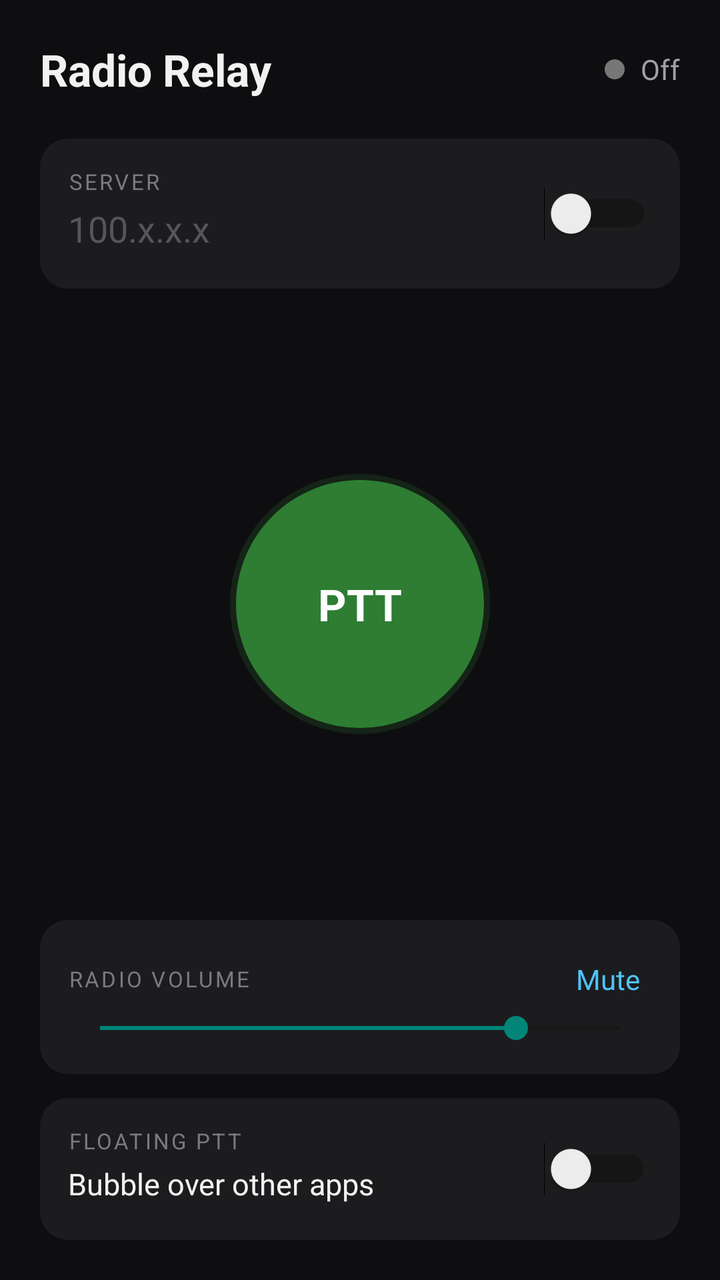
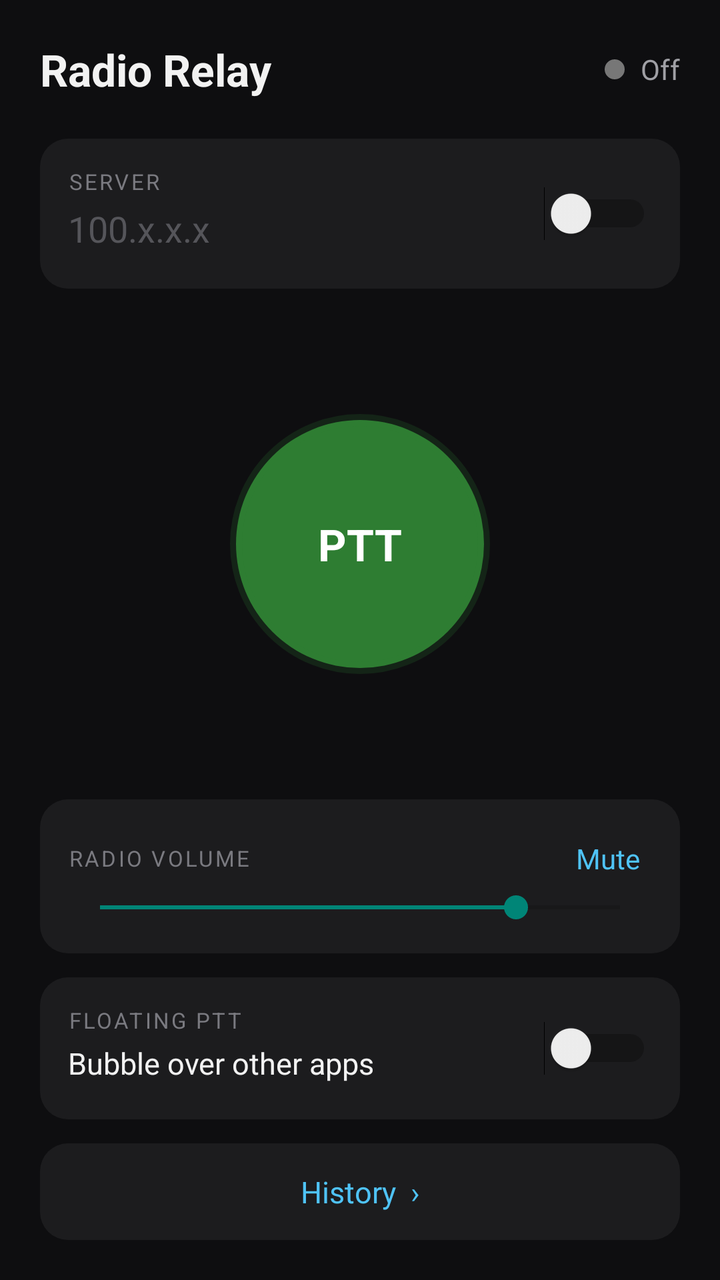

Compare the two renders of this Android layout. The source of the first and the diff that turns it into the second are given below.
<!-- AndroidManifest.xml: application theme Theme.AppCompat.DayNight.NoActionBar -->
<!-- res/layout/activity_main.xml -->
<?xml version="1.0" encoding="utf-8"?>
<LinearLayout xmlns:android="http://schemas.android.com/apk/res/android"
    android:layout_width="match_parent" android:layout_height="match_parent"
    android:orientation="vertical" android:padding="20dp" android:background="#0E0E10">

    
    <LinearLayout android:layout_width="match_parent" android:layout_height="wrap_content" android:orientation="horizontal" android:gravity="center_vertical">
        <TextView android:layout_width="0dp" android:layout_weight="1" android:layout_height="wrap_content"
            android:text="Radio Relay" android:textColor="#F2F2F2" android:textSize="22sp" android:textStyle="bold"/>
        <View android:id="@+id/dot" android:layout_width="10dp" android:layout_height="10dp" android:background="@drawable/status_dot" android:layout_marginEnd="8dp"/>
        <TextView android:id="@+id/status" android:layout_width="wrap_content" android:layout_height="wrap_content"
            android:text="Off" android:textColor="#A0A0A5" android:textSize="14sp"/>
    </LinearLayout>

    
    <LinearLayout android:layout_width="match_parent" android:layout_height="wrap_content" android:orientation="horizontal"
        android:gravity="center_vertical" android:background="@drawable/card_bg" android:padding="14dp" android:layout_marginTop="20dp">
        <LinearLayout android:layout_width="0dp" android:layout_weight="1" android:layout_height="wrap_content" android:orientation="vertical">
            <TextView android:layout_width="wrap_content" android:layout_height="wrap_content" android:text="SERVER" android:textColor="#7A7A80" android:textSize="11sp" android:letterSpacing="0.1"/>
            <EditText android:id="@+id/host" android:layout_width="match_parent" android:layout_height="wrap_content"
                android:hint="100.x.x.x" android:inputType="textUri" android:imeOptions="actionDone" android:background="@null"
                android:textColor="#F2F2F2" android:textColorHint="#55555A" android:textSize="18sp" android:paddingVertical="4dp"/>
        </LinearLayout>
        <Switch android:id="@+id/link" android:layout_width="wrap_content" android:layout_height="wrap_content" android:layout_marginStart="12dp"/>
    </LinearLayout>

    
    <FrameLayout android:layout_width="match_parent" android:layout_height="0dp" android:layout_weight="1">
        <View android:id="@+id/ptt" android:layout_width="130dp" android:layout_height="130dp" android:layout_gravity="center"
            android:background="@drawable/ptt_circle" android:contentDescription="Push to talk"/>
        <TextView android:id="@+id/pttLabel" android:layout_width="wrap_content" android:layout_height="wrap_content" android:layout_gravity="center"
            android:text="PTT" android:textColor="#FFFFFF" android:textSize="22sp" android:textStyle="bold" android:clickable="false"/>
    </FrameLayout>

    
    <LinearLayout android:layout_width="match_parent" android:layout_height="wrap_content" android:orientation="vertical"
        android:background="@drawable/card_bg" android:padding="14dp">
        <LinearLayout android:layout_width="match_parent" android:layout_height="wrap_content" android:orientation="horizontal" android:gravity="center_vertical">
            <TextView android:layout_width="0dp" android:layout_weight="1" android:layout_height="wrap_content" android:text="RADIO VOLUME" android:textColor="#7A7A80" android:textSize="11sp" android:letterSpacing="0.1"/>
            <TextView android:id="@+id/mute" android:layout_width="wrap_content" android:layout_height="wrap_content" android:text="Mute"
                android:textColor="#4FC3F7" android:textSize="14sp" android:padding="6dp" android:clickable="true" android:focusable="true"/>
        </LinearLayout>
        <SeekBar android:id="@+id/volume" android:layout_width="match_parent" android:layout_height="wrap_content" android:max="100" android:progress="80"/>
    </LinearLayout>

    <LinearLayout android:layout_width="match_parent" android:layout_height="wrap_content" android:orientation="horizontal"
        android:gravity="center_vertical" android:background="@drawable/card_bg" android:padding="14dp" android:layout_marginTop="12dp">
        <LinearLayout android:layout_width="0dp" android:layout_weight="1" android:layout_height="wrap_content" android:orientation="vertical">
            <TextView android:layout_width="wrap_content" android:layout_height="wrap_content" android:text="FLOATING PTT" android:textColor="#7A7A80" android:textSize="11sp" android:letterSpacing="0.1"/>
            <TextView android:id="@+id/overlay" android:layout_width="wrap_content" android:layout_height="wrap_content"
                android:text="Bubble over other apps" android:textColor="#F2F2F2" android:textSize="15sp" android:paddingVertical="4dp"
                android:clickable="true" android:focusable="true"/>
        </LinearLayout>
        <Switch android:id="@+id/bubble" android:layout_width="wrap_content" android:layout_height="wrap_content" android:layout_marginStart="12dp"/>
    </LinearLayout>
</LinearLayout>
<!-- resources referenced by this layout -->
<resources>
  <!-- drawable card_bg (drawable) -->
  <?xml version="1.0" encoding="utf-8"?>
  <shape xmlns:android="http://schemas.android.com/apk/res/android" android:shape="rectangle">
      <solid android:color="#1C1C1E"/><corners android:radius="14dp"/>
  </shape>
  <!-- drawable ptt_circle (drawable) -->
  <?xml version="1.0" encoding="utf-8"?>
  <selector xmlns:android="http://schemas.android.com/apk/res/android">
      <item android:state_enabled="false">
          <shape android:shape="oval"><solid android:color="#2A2A2A"/><stroke android:width="2dp" android:color="#3A3A3A"/></shape>
      </item>
      <item android:state_pressed="true">
          <shape android:shape="oval"><solid android:color="#E53935"/><stroke android:width="6dp" android:color="#66E53935"/></shape>
      </item>
      <item>
          <shape android:shape="oval"><solid android:color="#2E7D32"/><stroke android:width="6dp" android:color="#332E7D32"/></shape>
      </item>
  </selector>
  <!-- drawable status_dot (drawable) -->
  <?xml version="1.0" encoding="utf-8"?>
  <shape xmlns:android="http://schemas.android.com/apk/res/android" android:shape="oval">
      <solid android:color="#777777"/><size android:width="10dp" android:height="10dp"/>
  </shape>
</resources>

<!-- the commit's change to res/layout/activity_main.xml (unified diff, before → after) -->
@@ -53,4 +53,8 @@
         </LinearLayout>
         <Switch android:id="@+id/bubble" android:layout_width="wrap_content" android:layout_height="wrap_content" android:layout_marginStart="12dp"/>
     </LinearLayout>
+    
+    <TextView android:id="@+id/history" android:layout_width="match_parent" android:layout_height="wrap_content"
+        android:text="History  ›" android:textColor="#4FC3F7" android:textSize="15sp" android:gravity="center"
+        android:background="@drawable/card_bg" android:padding="14dp" android:layout_marginTop="12dp" android:clickable="true" android:focusable="true"/>
 </LinearLayout>
